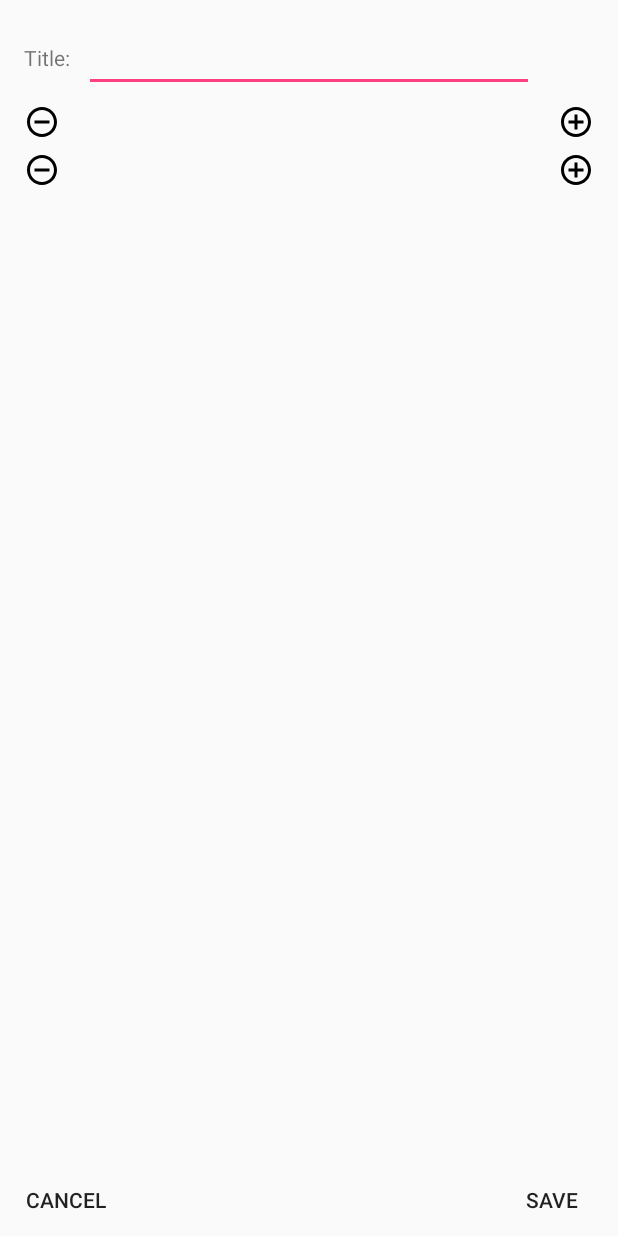
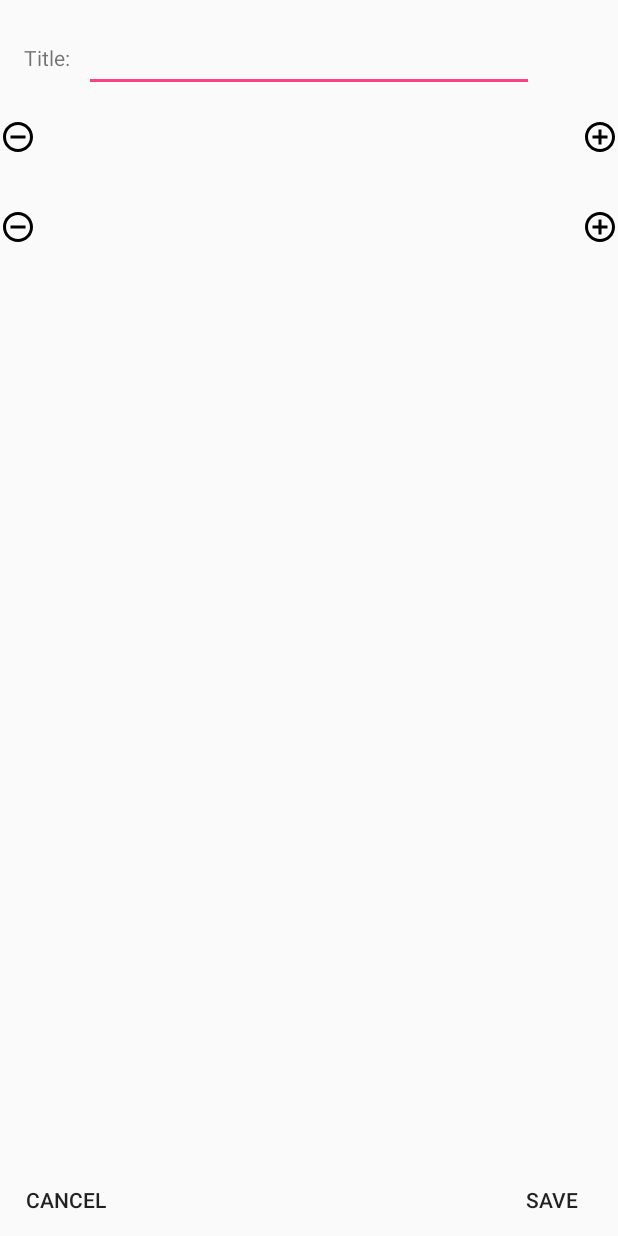
Before and after one commit to RyanAndroidTaylor/Treasure-Hunt-IRL, an Android app: the layout container_create_waypoint.xml on its own in the app's theme, with its tools: preview values and no code run, on a phone screen of 412 x 824 dp. Run offline under Robolectric (Android 15) with nearby library versions, the phone set to English and light mode, and no system bars.

Commit message:
Fixes some issues from a big change I tried to make that did not work out

```diff
--- a/app/src/main/java/com/dtprogramming/treasurehuntirl/presenters/CreateWaypointPresenter.kt
+++ b/app/src/main/java/com/dtprogramming/treasurehuntirl/presenters/CreateWaypointPresenter.kt
@@ -42,6 +42,7 @@ class CreateWaypointPresenter(val waypointConnection: WaypointConnection) : Pres
         this.title = title
     }
 
+    //TODO Adjust nudge distance based on map zoom. So the father out you are zoomed the bigger the nudge
     fun increaseLat() {
         lat += NUDGE_DISTANCE
 
--- a/app/src/main/java/com/dtprogramming/treasurehuntirl/ui/container/CreateAnswerContainer.kt
+++ b/app/src/main/java/com/dtprogramming/treasurehuntirl/ui/container/CreateAnswerContainer.kt
@@ -2,7 +2,6 @@ package com.dtprogramming.treasurehuntirl.ui.container
 
 import android.os.Bundle
 import android.util.Log
-import android.view.View.OnClickListener
 import android.view.ViewGroup
 import com.dtprogramming.treasurehuntirl.R
 import com.dtprogramming.treasurehuntirl.ui.activities.ContainerActivity
@@ -31,7 +30,6 @@ class CreateAnswerContainer : BasicContainer() {
         parent.container_create_answer_cancel.setOnClickListener { containerActivity.finishCurrentContainer() }
 
         adjustableArea.setOnLeftDrawableClickListener {
-            Log.i("CreateAnswerContainer", "Left drawable clicked")
 
             if (area > 1) {
                 area --
@@ -41,7 +39,6 @@ class CreateAnswerContainer : BasicContainer() {
         }
 
         adjustableArea.container_create_answer_adjustable_zone.setOnRightDrawableClickListener {
-            Log.i("CreateAnswerContainer", "Right drawable clicked")
 
             if (area < 9999) {
                 area ++
--- a/app/src/main/java/com/dtprogramming/treasurehuntirl/ui/views/AdjustableValueView.kt
+++ b/app/src/main/java/com/dtprogramming/treasurehuntirl/ui/views/AdjustableValueView.kt
@@ -7,7 +7,6 @@ import android.text.Layout
 import android.text.StaticLayout
 import android.text.TextPaint
 import android.util.AttributeSet
-import android.util.Log
 import android.view.MotionEvent
 import android.view.View
 import com.dtprogramming.treasurehuntirl.R
@@ -97,14 +96,14 @@ class AdjustableValueView : View {
             mText = ""
 
         mLeftDrawable?.let {
-            val top = y.toInt() + (height / 2) - (it.intrinsicHeight / 2)
+            val top = (height / 2) - (it.intrinsicHeight / 2)
 
-            it.setBounds(x.toInt(), top, x.toInt() + it.intrinsicWidth, top + it.intrinsicHeight)
+            it.setBounds(0, top, it.intrinsicWidth, top + it.intrinsicHeight)
         }
 
         mRightDrawable?.let {
-            val left = x.toInt() + width - it.intrinsicWidth
-            val top = y.toInt() + (height / 2) - (it.intrinsicHeight / 2)
+            val left = width - it.intrinsicWidth
+            val top = (height / 2) - (it.intrinsicHeight / 2)
 
             it.setBounds(left, top, left + it.intrinsicWidth, top + it.intrinsicHeight)
         }
@@ -119,8 +118,8 @@ class AdjustableValueView : View {
 
         mTextLayout = StaticLayout(mText, mTextPaint, textWidth.toInt(), Layout.Alignment.ALIGN_CENTER, 1f, 0f, true)
 
-        val textLeft = x.toInt() + (width / 2) - (textWidth.toInt() / 2)
-        val textTop = y.toInt() + (height / 2) - (textHeight / 2)
+        val textLeft = (width / 2) - (textWidth.toInt() / 2)
+        val textTop = (height / 2) - (textHeight / 2)
         mTextOrigin.set(textLeft, textTop)
     }
 
--- a/app/src/main/res/layout/container_create_answer.xml
+++ b/app/src/main/res/layout/container_create_answer.xml
@@ -12,10 +12,11 @@
 
         <com.dtprogramming.treasurehuntirl.ui.views.AdjustableValueView
             android:id="@+id/container_create_answer_adjustable_zone"
-            android:layout_width="wrap_content"
+            android:layout_width="match_parent"
             android:layout_height="wrap_content"
             android:drawableLeft="@drawable/ic_minus_black_24dp"
-            android:drawableRight="@drawable/ic_plus_black_24dp"/>
+            android:drawableRight="@drawable/ic_plus_black_24dp"
+            android:text="Some Text"/>
 
     <!--<FrameLayout-->
         <!--android:layout_width="match_parent"-->
--- a/app/src/main/res/layout/container_create_waypoint.xml
+++ b/app/src/main/res/layout/container_create_waypoint.xml
@@ -31,65 +31,19 @@
                 android:layout_marginRight="40dp"/>
         </FrameLayout>
 
-        <FrameLayout
+        <com.dtprogramming.treasurehuntirl.ui.views.AdjustableValueView
+            android:id="@+id/create_waypoint_container_adjust_lat"
             android:layout_width="match_parent"
             android:layout_height="wrap_content"
-            android:layout_marginLeft="@dimen/margin_normal"
-            android:layout_marginRight="@dimen/margin_normal"
-            android:layout_marginTop="@dimen/margin_small">
+            android:drawableLeft="@drawable/ic_minus_black_24dp"
+            android:drawableRight="@drawable/ic_plus_black_24dp"/>
 
-            <ImageView
-                android:id="@+id/create_waypoint_container_dec_lat"
-                android:layout_width="wrap_content"
-                android:layout_height="wrap_content"
-                android:layout_gravity="center_vertical"
-                android:src="@drawable/ic_minus_black_24dp"/>
-
-            <TextView
-                android:id="@+id/create_waypoint_container_lat"
-                android:layout_width="match_parent"
-                android:layout_height="wrap_content"
-                android:layout_marginLeft="40dp"
-                android:layout_marginRight="40dp"
-                android:gravity="center_horizontal"/>
-
-            <ImageView
-                android:id="@+id/create_waypoint_container_inc_lat"
-                android:layout_width="wrap_content"
-                android:layout_height="wrap_content"
-                android:layout_gravity="right|center_vertical"
-                android:src="@drawable/ic_plus_black_24dp"/>
-        </FrameLayout>
-
-        <FrameLayout
+        <com.dtprogramming.treasurehuntirl.ui.views.AdjustableValueView
+            android:id="@+id/create_waypoint_container_adjust_lng"
             android:layout_width="match_parent"
             android:layout_height="wrap_content"
-            android:layout_marginLeft="@dimen/margin_normal"
-            android:layout_marginRight="@dimen/margin_normal"
-            android:layout_marginTop="@dimen/margin_small">
-
-            <ImageView
-                android:id="@+id/create_waypoint_container_dec_lng"
-                android:layout_width="wrap_content"
-                android:layout_height="wrap_content"
-                android:layout_gravity="center_vertical"
-                android:src="@drawable/ic_minus_black_24dp"/>
-
-            <TextView
-                android:id="@+id/create_waypoint_container_lng"
-                android:layout_width="match_parent"
-                android:layout_height="wrap_content"
-                android:layout_marginLeft="40dp"
-                android:layout_marginRight="40dp"
-                android:gravity="center_horizontal"/>
-
-            <ImageView
-                android:id="@+id/create_waypoint_container_inc_lng"
-                android:layout_width="wrap_content"
-                android:layout_height="wrap_content"
-                android:layout_gravity="right|center_vertical"
-                android:src="@drawable/ic_plus_black_24dp"/>
-        </FrameLayout>
+            android:drawableLeft="@drawable/ic_minus_black_24dp"
+            android:drawableRight="@drawable/ic_plus_black_24dp"/>
 
         <FrameLayout
             android:id="@+id/create_waypoint_container_map_container"
```
Also changed, not shown: app/src/main/java/com/dtprogramming/treasurehuntirl/ui/container/CreateWayPointContainer.kt (+16 -15 lines), app/src/main/java/com/dtprogramming/treasurehuntirl/ui/views/TestView.kt (deleted, +0 -7 lines).
